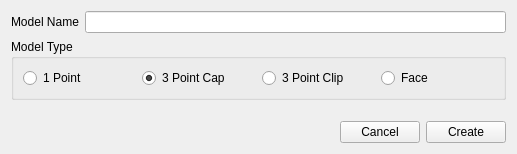
Old version of the form src/qt_gui/model_creation.ui in the repository mavak/linux-track.
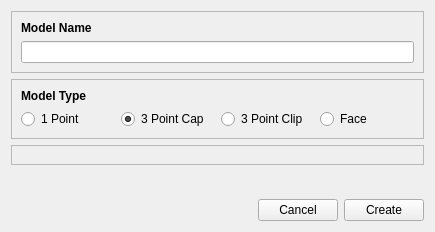
New version of the form. Icons and pictures are not drawn.

```diff
--- a/src/qt_gui/model_creation.ui
+++ b/src/qt_gui/model_creation.ui
@@ -6,8 +6,8 @@
    <rect>
     <x>0</x>
     <y>0</y>
-    <width>517</width>
-    <height>154</height>
+    <width>435</width>
+    <height>232</height>
    </rect>
   </property>
   <property name="windowTitle">
@@ -17,15 +17,26 @@
    <iconset resource="ltr_rc.qrc">
     <normaloff>:/ltr/linuxtrack.svg</normaloff>:/ltr/linuxtrack.svg</iconset>
   </property>
+  <layout class="QVBoxLayout" name="verticalLayout_5">
+   <item>
+    <layout class="QVBoxLayout" name="verticalLayout_3">
+     <item>
+      <widget class="QFrame" name="frame_2">
+       <property name="frameShape">
+        <enum>QFrame::StyledPanel</enum>
+       </property>
+       <property name="frameShadow">
+        <enum>QFrame::Raised</enum>
+       </property>
   <layout class="QVBoxLayout" name="verticalLayout_2">
    <item>
-    <layout class="QHBoxLayout" name="horizontalLayout_4">
-     <item>
-      <layout class="QVBoxLayout" name="MdlLayout">
-       <item>
-        <layout class="QHBoxLayout" name="horizontalLayout_2">
-         <item>
           <widget class="QLabel" name="label">
+          <property name="font">
+           <font>
+            <weight>75</weight>
+            <bold>true</bold>
+           </font>
+          </property>
            <property name="text">
             <string>Model Name</string>
            </property>
@@ -35,13 +46,32 @@
           <widget class="QLineEdit" name="ModelName"/>
          </item>
         </layout>
+      </widget>
        </item>
        <item>
-        <widget class="QGroupBox" name="groupBox_2">
-         <property name="title">
+      <widget class="QFrame" name="frame">
+       <property name="frameShape">
+        <enum>QFrame::StyledPanel</enum>
+       </property>
+       <property name="frameShadow">
+        <enum>QFrame::Raised</enum>
+       </property>
+       <layout class="QVBoxLayout" name="verticalLayout">
+        <item>
+         <widget class="QLabel" name="label_2">
+          <property name="font">
+           <font>
+            <weight>75</weight>
+            <bold>true</bold>
+           </font>
+          </property>
+          <property name="text">
           <string>Model Type</string>
          </property>
-         <layout class="QHBoxLayout" name="horizontalLayout_9">
+         </widget>
+        </item>
+        <item>
+         <layout class="QHBoxLayout" name="horizontalLayout_3">
           <item>
            <widget class="QRadioButton" name="Model1Pt">
             <property name="text">
@@ -74,6 +104,23 @@
            </widget>
           </item>
          </layout>
+        </item>
+       </layout>
+      </widget>
+     </item>
+     <item>
+      <widget class="QFrame" name="frame_3">
+       <property name="frameShape">
+        <enum>QFrame::StyledPanel</enum>
+       </property>
+       <property name="frameShadow">
+        <enum>QFrame::Raised</enum>
+       </property>
+       <layout class="QVBoxLayout" name="verticalLayout_4">
+        <item>
+         <layout class="QVBoxLayout" name="MdlLayout"/>
+        </item>
+       </layout>
         </widget>
        </item>
        <item>
@@ -83,13 +130,11 @@
          </property>
          <property name="sizeHint" stdset="0">
           <size>
-           <width>20</width>
-           <height>40</height>
+         <width>148</width>
+         <height>38</height>
           </size>
          </property>
         </spacer>
-       </item>
-      </layout>
      </item>
     </layout>
    </item>
```
Lines whose indentation alone changed are shown as unchanged.
